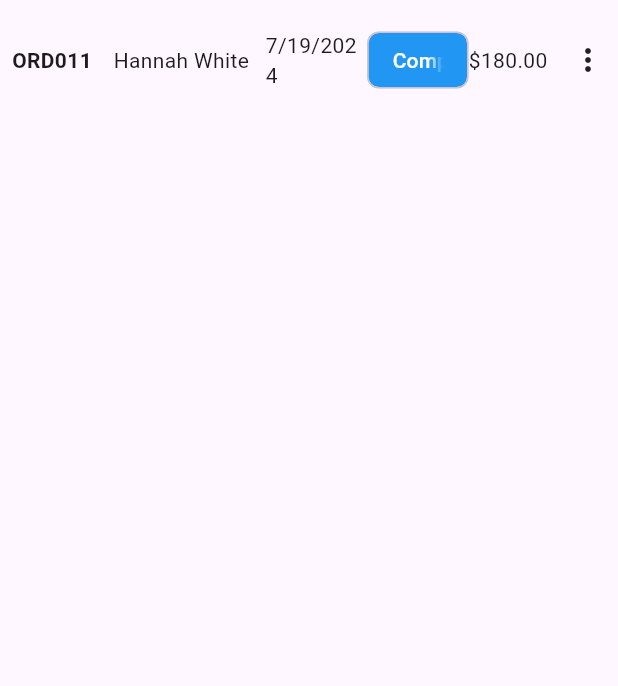
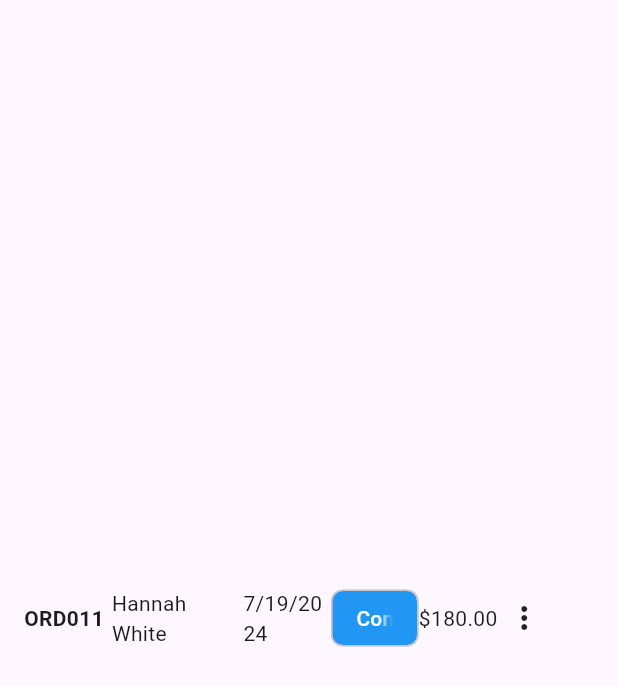
Before and after one commit to Mohammed-bintaleb/onyx_dashboard, a Flutter app: the OrderRow widget shown alone on an empty page, opened directly with sample values from the repository, on a phone screen of 412 x 824 dp. Shown: the top 686 px of the screen. Run offline on Flutter 3.47's test engine with Material 3 defaults, Android fonts, the phone set to English and light mode, and no system bars; our stand-ins replace fl_chart, flutter_svg, syncfusion_flutter_charts.

Commit message:
Order Table part 3

```diff
--- a/lib/views/widgets/order_row.dart
+++ b/lib/views/widgets/order_row.dart
@@ -23,7 +23,10 @@ class OrderRow extends StatelessWidget {
   @override
   Widget build(BuildContext context) {
     return Padding(
-      padding: const EdgeInsets.symmetric(vertical: 16, horizontal: 8),
+      padding: const EdgeInsets.symmetric(
+        vertical: 16,
+        horizontal: 16,
+      ), // خليه نفس padding الهيدر
       child: Row(
         children: [
           Expanded(
@@ -49,7 +52,13 @@ class OrderRow extends StatelessWidget {
             flex: 2,
             child: Text('\$${order.amount.toStringAsFixed(2)}'),
           ),
-          const Icon(Icons.more_vert),
+          Expanded(
+            flex: 2,
+            child: Align(
+              alignment: Alignment.centerLeft,
+              child: Icon(Icons.more_vert),
+            ),
+          ),
         ],
       ),
     );
```
Also changed, not shown: lib/views/widgets/order_table_header.dart (+7 -1 lines).
